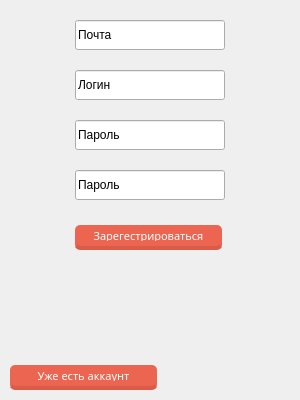
This is src/client/form.ui in RanHum/ZLP-Library as Qt 5 draws it before an edit. The edited form follows.
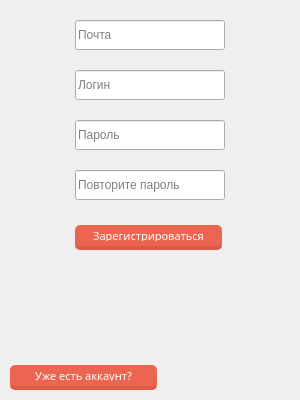
This is the edited form.

Diff of the .ui file:
```diff
--- a/src/client/form.ui
+++ b/src/client/form.ui
@@ -65,7 +65,7 @@
 font-family: 'Roboto Slab', serif;</string>
    </property>
    <property name="text">
-    <string>Уже есть аккаунт</string>
+    <string>Уже есть аккаунт?</string>
    </property>
   </widget>
   <widget class="QLineEdit" name="mail">
@@ -78,6 +78,9 @@
     </rect>
    </property>
    <property name="text">
+    <string/>
+   </property>
+   <property name="placeholderText">
     <string>Почта</string>
    </property>
   </widget>
@@ -91,10 +94,13 @@
     </rect>
    </property>
    <property name="text">
+    <string/>
+   </property>
+   <property name="placeholderText">
     <string>Логин</string>
    </property>
   </widget>
-  <widget class="QLineEdit" name="password2">
+  <widget class="QLineEdit" name="password">
    <property name="geometry">
     <rect>
      <x>75</x>
@@ -104,10 +110,13 @@
     </rect>
    </property>
    <property name="text">
+    <string/>
+   </property>
+   <property name="placeholderText">
     <string>Пароль</string>
    </property>
   </widget>
-  <widget class="QLineEdit" name="password3">
+  <widget class="QLineEdit" name="password2">
    <property name="geometry">
     <rect>
      <x>75</x>
@@ -117,7 +126,10 @@
     </rect>
    </property>
    <property name="text">
-    <string>Пароль</string>
+    <string/>
+   </property>
+   <property name="placeholderText">
+    <string>Повторите пароль</string>
    </property>
   </widget>
   <widget class="QPushButton" name="pushButton_2">
@@ -151,7 +163,7 @@
 font-family: 'Roboto Slab', serif;</string>
    </property>
    <property name="text">
-    <string>Зарегестрироваться</string>
+    <string>Зарегистрироваться</string>
    </property>
   </widget>
  </widget>
```
Left out of the diff: 6 changed lines with no effect on the pictures.
